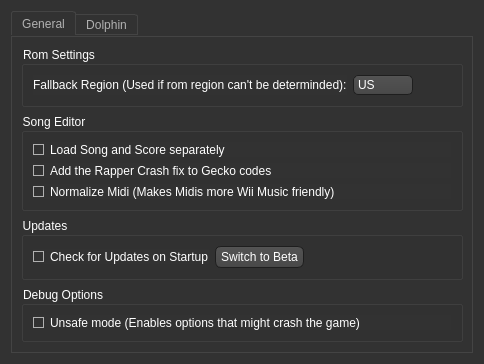
Before: the Qt Designer form Settings.ui in BenjaminHalko/WiiMusicEditorPlus, drawn with Qt 5.
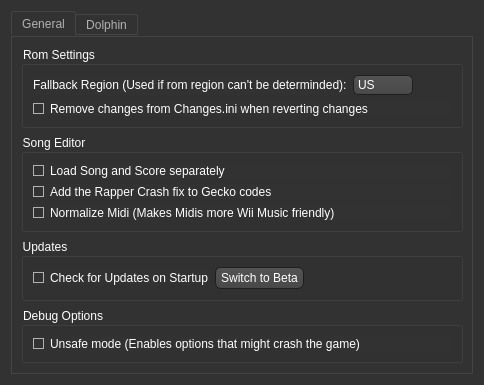
After: the same form once the commit is applied. Icons and pictures are not drawn.

Diff of the .ui file:
```diff
--- a/Settings.ui
+++ b/Settings.ui
@@ -10,7 +10,7 @@
     <x>0</x>
     <y>0</y>
     <width>484</width>
-    <height>328</height>
+    <height>380</height>
    </rect>
   </property>
   <property name="windowTitle">
@@ -563,6 +563,16 @@
             </item>
            </layout>
           </item>
+          <item>
+           <widget class="QCheckBox" name="RevertChanges">
+            <property name="text">
+             <string>Remove changes from Changes.ini when reverting changes</string>
+            </property>
+            <property name="checked">
+             <bool>true</bool>
+            </property>
+           </widget>
+          </item>
          </layout>
         </widget>
        </item>
```
